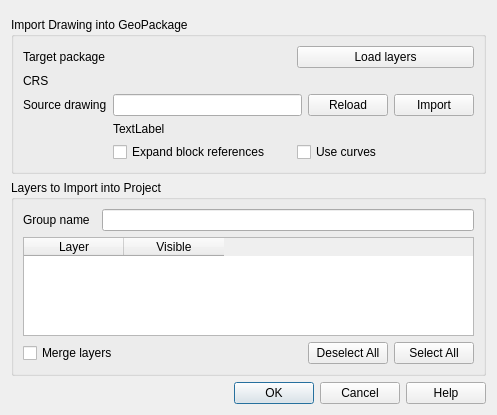
Above: src/ui/qgsdwgimportbase.ui from nextgis/nextgisqgis before the change. Below: the same form after it.
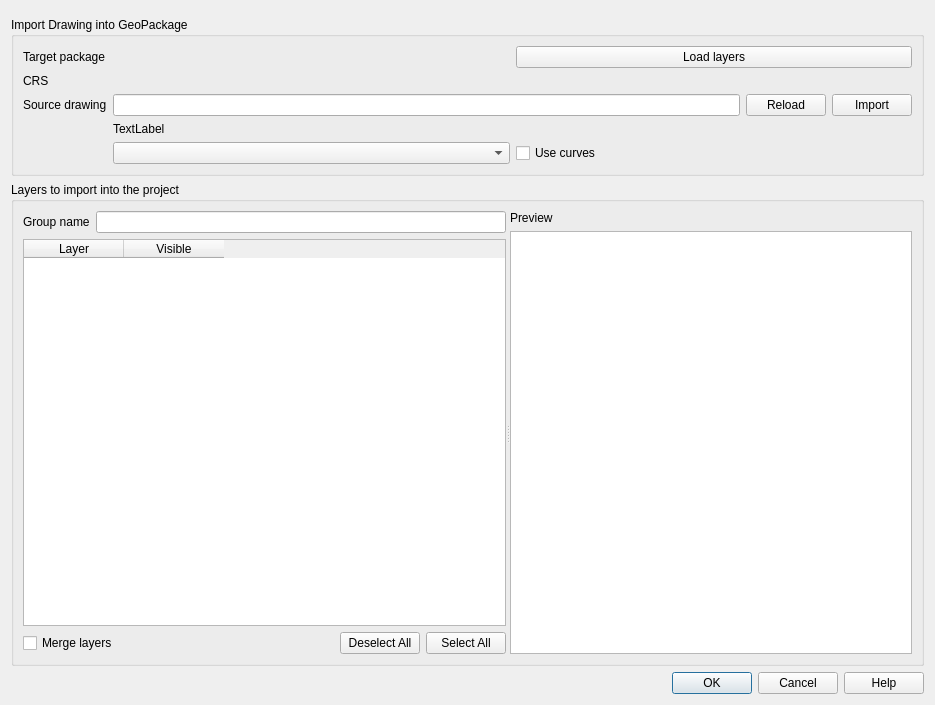
That is the form after the change. Custom widgets are drawn as their Qt base class.

The edit to the form file:
```diff
--- a/src/ui/qgsdwgimportbase.ui
+++ b/src/ui/qgsdwgimportbase.ui
@@ -6,108 +6,18 @@
    <rect>
     <x>0</x>
     <y>0</y>
-    <width>497</width>
-    <height>415</height>
+    <width>935</width>
+    <height>705</height>
    </rect>
   </property>
   <property name="windowTitle">
    <string>DWG/DXF Import</string>
   </property>
-  <layout class="QGridLayout" name="gridLayout">
-   <item row="8" column="0" colspan="2">
-    <widget class="QDialogButtonBox" name="buttonBox">
-     <property name="orientation">
-      <enum>Qt::Horizontal</enum>
-     </property>
-     <property name="standardButtons">
-      <set>QDialogButtonBox::Cancel|QDialogButtonBox::Help|QDialogButtonBox::Ok</set>
-     </property>
-    </widget>
+  <layout class="QGridLayout" name="gridLayout_2" rowstretch="0,0,10,0">
+   <item row="0" column="0">
+    <widget class="QgsMessageBar" name="bar" native="true"/>
    </item>
-   <item row="3" column="0" colspan="2">
-    <widget class="QGroupBox" name="mGroupBox">
-     <property name="title">
-      <string>Layers to Import into Project</string>
-     </property>
-     <property name="checkable">
-      <bool>false</bool>
-     </property>
-     <layout class="QGridLayout" name="gridLayout_2">
-      <item row="1" column="0" colspan="3">
-       <widget class="QTableWidget" name="mLayers">
-        <property name="alternatingRowColors">
-         <bool>true</bool>
-        </property>
-        <property name="sortingEnabled">
-         <bool>true</bool>
-        </property>
-        <column>
-         <property name="text">
-          <string>Layer</string>
-         </property>
-        </column>
-        <column>
-         <property name="text">
-          <string>Visible</string>
-         </property>
-        </column>
-       </widget>
-      </item>
-      <item row="0" column="2">
-       <widget class="QLineEdit" name="leLayerGroup"/>
-      </item>
-      <item row="0" column="0">
-       <widget class="QLabel" name="label_3">
-        <property name="text">
-         <string>Group name</string>
-        </property>
-        <property name="buddy">
-         <cstring>leLayerGroup</cstring>
-        </property>
-       </widget>
-      </item>
-      <item row="2" column="0" colspan="3">
-       <layout class="QHBoxLayout" name="horizontalLayout_3">
-        <item>
-         <widget class="QCheckBox" name="cbMergeLayers">
-          <property name="text">
-           <string>Merge layers</string>
-          </property>
-         </widget>
-        </item>
-        <item>
-         <spacer name="horizontalSpacer">
-          <property name="orientation">
-           <enum>Qt::Horizontal</enum>
-          </property>
-          <property name="sizeHint" stdset="0">
-           <size>
-            <width>40</width>
-            <height>20</height>
-           </size>
-          </property>
-         </spacer>
-        </item>
-        <item>
-         <widget class="QPushButton" name="pbDeselectAll">
-          <property name="text">
-           <string>Deselect All</string>
-          </property>
-         </widget>
-        </item>
-        <item>
-         <widget class="QPushButton" name="pbSelectAll">
-          <property name="text">
-           <string>Select All</string>
-          </property>
-         </widget>
-        </item>
-       </layout>
-      </item>
-     </layout>
-    </widget>
-   </item>
-   <item row="1" column="0" colspan="2">
+   <item row="1" column="0">
     <widget class="QGroupBox" name="groupBox">
      <property name="title">
       <string>Import Drawing into GeoPackage</string>
@@ -203,11 +113,7 @@
       <item row="7" column="1">
        <layout class="QHBoxLayout" name="horizontalLayout_4">
         <item>
-         <widget class="QCheckBox" name="cbExpandInserts">
-          <property name="text">
-           <string>Expand block references</string>
-          </property>
-         </widget>
+         <widget class="QComboBox" name="mBlockModeComboBox"/>
         </item>
         <item>
          <widget class="QCheckBox" name="cbUseCurves">
@@ -221,8 +127,123 @@
      </layout>
     </widget>
    </item>
-   <item row="0" column="0" colspan="2">
-    <widget class="QgsMessageBar" name="bar" native="true"/>
+   <item row="2" column="0">
+    <widget class="QGroupBox" name="mGroupBox">
+     <property name="title">
+      <string>Layers to import into the project</string>
+     </property>
+     <property name="checkable">
+      <bool>false</bool>
+     </property>
+     <layout class="QVBoxLayout" name="verticalLayout_2">
+      <item>
+       <widget class="QSplitter" name="splitter">
+        <property name="orientation">
+         <enum>Qt::Horizontal</enum>
+        </property>
+        <widget class="QWidget" name="gridLayoutWidget">
+         <layout class="QGridLayout" name="gridLayout">
+          <item row="1" column="0" colspan="2">
+           <widget class="QTableWidget" name="mLayers">
+            <property name="alternatingRowColors">
+             <bool>true</bool>
+            </property>
+            <property name="sortingEnabled">
+             <bool>true</bool>
+            </property>
+            <column>
+             <property name="text">
+              <string>Layer</string>
+             </property>
+            </column>
+            <column>
+             <property name="text">
+              <string>Visible</string>
+             </property>
+            </column>
+           </widget>
+          </item>
+          <item row="0" column="1">
+           <widget class="QLineEdit" name="leLayerGroup"/>
+          </item>
+          <item row="0" column="0">
+           <widget class="QLabel" name="label_3">
+            <property name="text">
+             <string>Group name</string>
+            </property>
+            <property name="buddy">
+             <cstring>leLayerGroup</cstring>
+            </property>
+           </widget>
+          </item>
+          <item row="2" column="0" colspan="2">
+           <layout class="QHBoxLayout" name="horizontalLayout_3">
+            <item>
+             <widget class="QCheckBox" name="cbMergeLayers">
+              <property name="text">
+               <string>Merge layers</string>
+              </property>
+             </widget>
+            </item>
+            <item>
+             <spacer name="horizontalSpacer">
+              <property name="orientation">
+               <enum>Qt::Horizontal</enum>
+              </property>
+              <property name="sizeHint" stdset="0">
+               <size>
+                <width>40</width>
+                <height>20</height>
+               </size>
+              </property>
+             </spacer>
+            </item>
+            <item>
+             <widget class="QPushButton" name="pbDeselectAll">
+              <property name="text">
+               <string>Deselect All</string>
+              </property>
+             </widget>
+            </item>
+            <item>
+             <widget class="QPushButton" name="pbSelectAll">
+              <property name="text">
+               <string>Select All</string>
+              </property>
+             </widget>
+            </item>
+           </layout>
+          </item>
+         </layout>
+        </widget>
+        <widget class="QWidget" name="verticalLayoutWidget">
+         <layout class="QVBoxLayout" name="verticalLayout" stretch="0,50">
+          <item>
+           <widget class="QLabel" name="label_6">
+            <property name="text">
+             <string>Preview</string>
+            </property>
+           </widget>
+          </item>
+          <item>
+           <widget class="QgsMapCanvas" name="mMapCanvas"/>
+          </item>
+         </layout>
+        </widget>
+       </widget>
+      </item>
+     </layout>
+    </widget>
+   </item>
+   <item row="3" column="0">
+    <widget class="QDialogButtonBox" name="buttonBox">
+     <property name="orientation">
+      <enum>Qt::Horizontal</enum>
+     </property>
+     <property name="standardButtons">
+      <set>QDialogButtonBox::Cancel|QDialogButtonBox::Help|QDialogButtonBox::Ok</set>
+     </property>
+    </widget>
    </item>
   </layout>
  </widget>
@@ -244,6 +265,12 @@
    <header>qgsmessagebar.h</header>
    <container>1</container>
   </customwidget>
+  <customwidget>
+   <class>QgsMapCanvas</class>
+   <extends>QGraphicsView</extends>
+   <header>qgsmapcanvas.h</header>
+   <container>1</container>
+  </customwidget>
  </customwidgets>
  <tabstops>
   <tabstop>pbLoadDatabase</tabstop>
```
Left out of the diff: 10 changed lines with no effect on the pictures.
